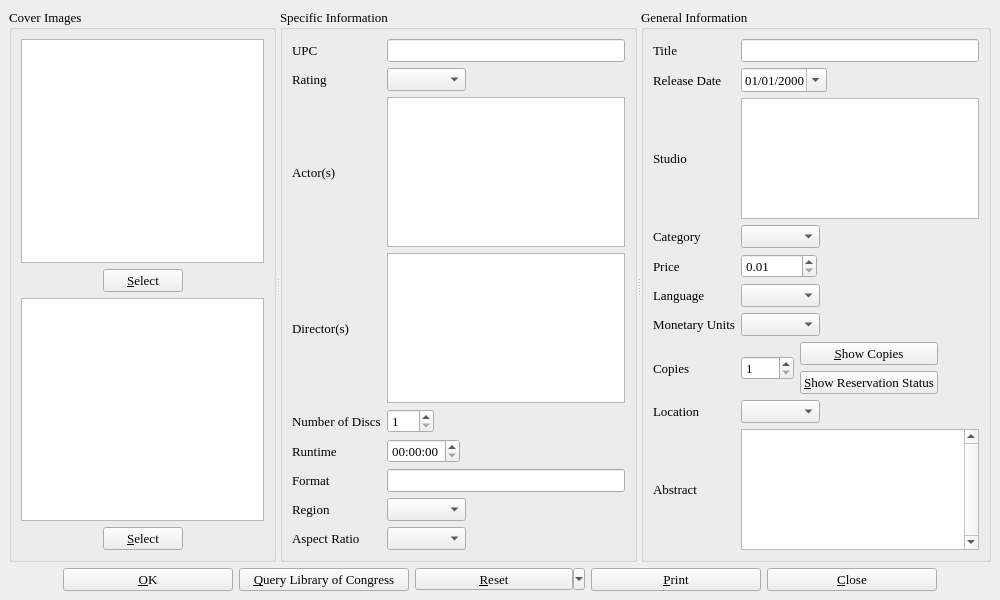
Old version of the form dvdinfo.ui in the repository textbrowser/biblioteq.
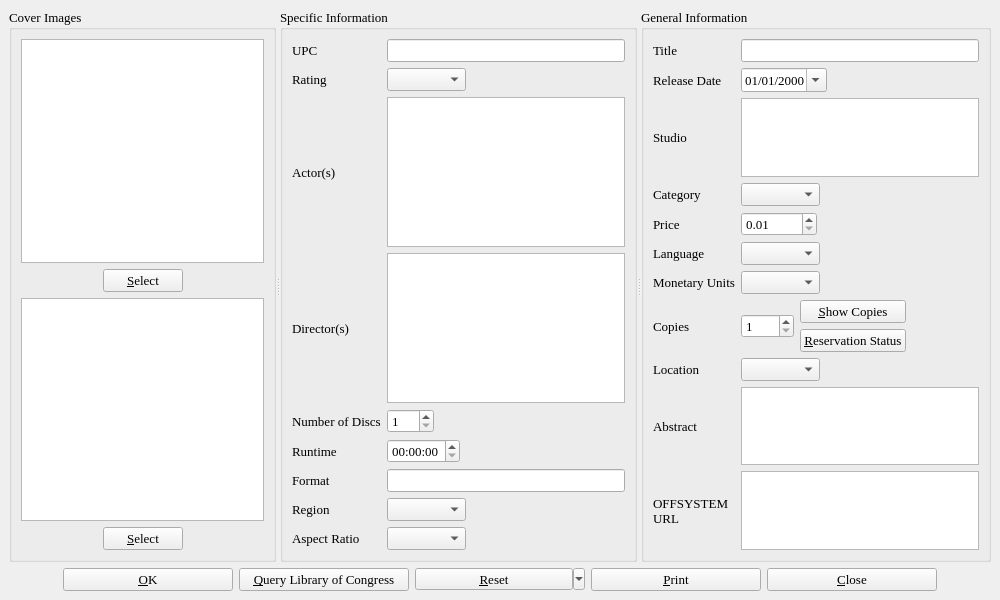
New version of the form. Icons and pictures are not drawn. Custom widgets are drawn as their Qt base class.

Commit message: Version 4.04. Implemented OFFSYSTEM URL support.

```diff
--- a/dvdinfo.ui
+++ b/dvdinfo.ui
@@ -845,7 +845,7 @@
                </font>
               </property>
               <property name="text" >
-               <string>&amp;Show Reservation Status</string>
+               <string>&amp;Reservation Status</string>
               </property>
               <property name="icon" >
                <iconset>icons.d/16x16/members.png</iconset>
@@ -940,9 +940,6 @@
             <strikeout>false</strikeout>
            </font>
           </property>
-          <property name="verticalScrollBarPolicy" >
-           <enum>Qt::ScrollBarAlwaysOn</enum>
-          </property>
           <property name="acceptRichText" >
            <bool>false</bool>
           </property>
@@ -967,6 +964,27 @@
           </property>
          </widget>
         </item>
+        <item row="10" column="1" >
+         <widget class="QTextBrowser" name="url" >
+          <property name="readOnly" >
+           <bool>false</bool>
+          </property>
+          <property name="textInteractionFlags" >
+           <set>Qt::LinksAccessibleByKeyboard|Qt::LinksAccessibleByMouse|Qt::NoTextInteraction|Qt::TextBrowserInteraction|Qt::TextEditable|Qt::TextEditorInteraction|Qt::TextSelectableByKeyboard|Qt::TextSelectableByMouse</set>
+          </property>
+          <property name="openExternalLinks" >
+           <bool>true</bool>
+          </property>
+         </widget>
+        </item>
+        <item row="10" column="0" >
+         <widget class="QLabel" name="label_20" >
+          <property name="text" >
+           <string>OFFSYSTEM
+URL</string>
+          </property>
+         </widget>
+        </item>
        </layout>
       </widget>
      </widget>
```
Left out of the diff: 1 changed line with no effect on the pictures. The commit also changes 22 other files.
